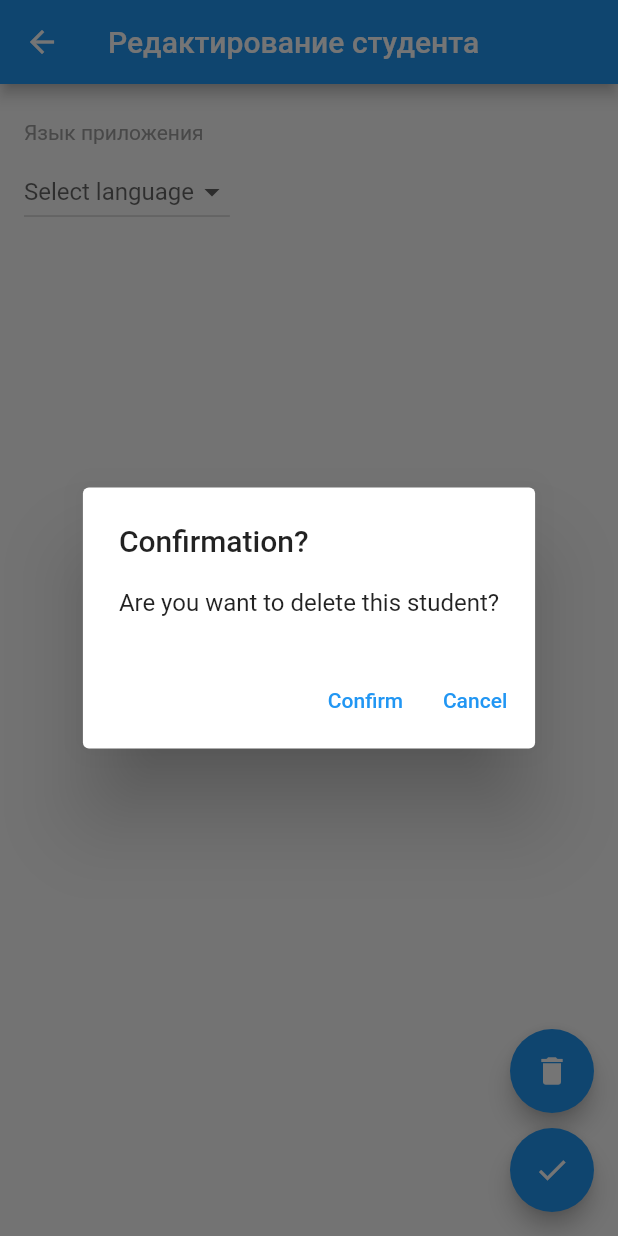
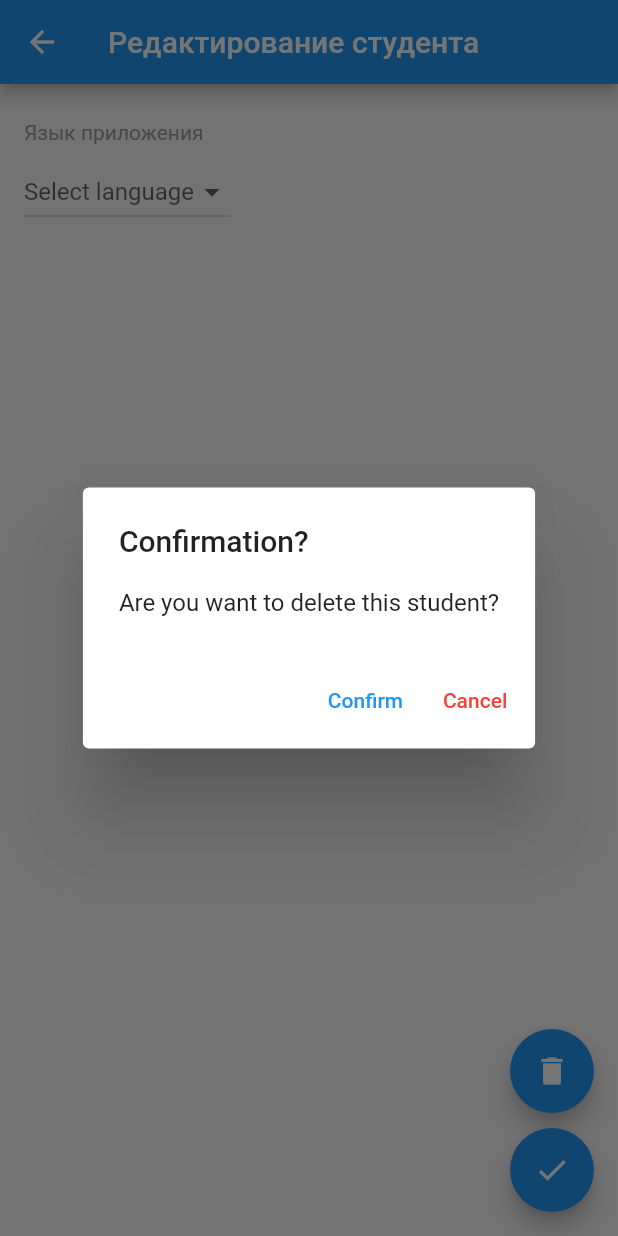
Before and after one commit to glockstory/flutter-diploma, a Flutter app: the StudentSettings screen opened directly with empty values, after a tap on the "delete" icon, on a phone screen of 412 x 824 dp. Run offline on Flutter 3.47's test engine with Material 2 defaults, Android fonts, the phone set to English and light mode, and no system bars; our stand-ins replace cached_network_image, flutter_datetime_picker, shared_preferences, syncfusion_flutter_calendar; missing offline and left inert: mongo_dart; accounts and stored records are empty.

Commit message:
feat: add color to dialog cancel button

```diff
--- a/lib/pages/studentSettings.dart
+++ b/lib/pages/studentSettings.dart
@@ -56,7 +56,7 @@ class _StudentSettingsState extends State<StudentSettings> {
               },
             ),
             TextButton(
-              child: Text('Cancel'),
+              child: Text('Cancel', style: TextStyle(color: Colors.red)),
               onPressed: () {
                 Navigator.of(context).pop();
               },
```
Also changed, not shown: lib/widgets/imagePicker.dart (+9 -1 lines).
